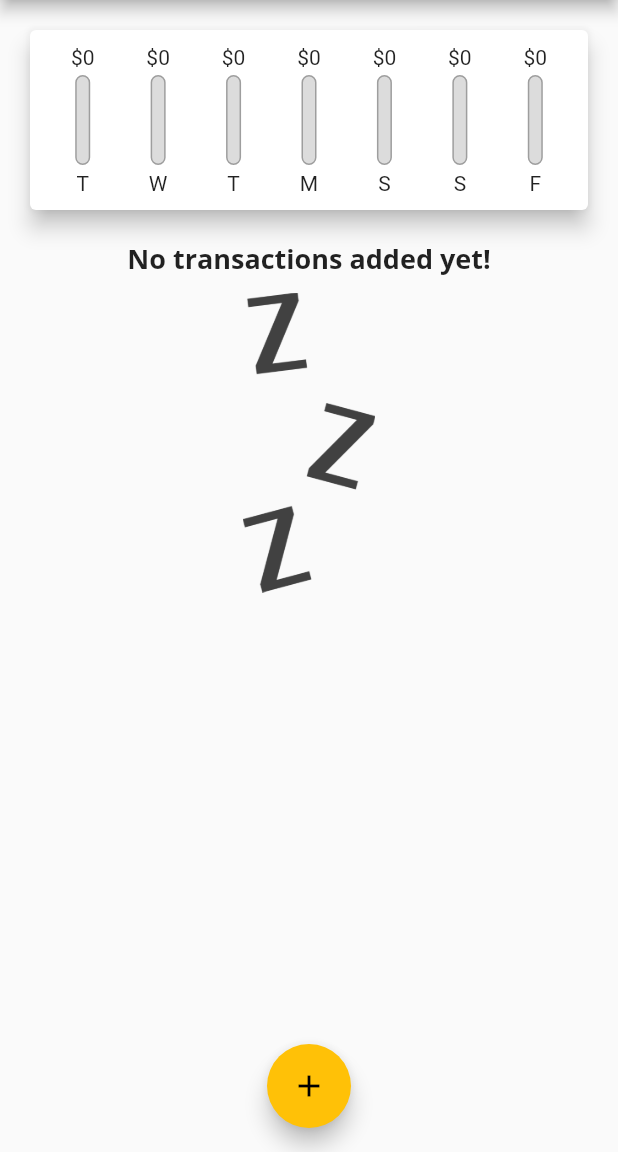
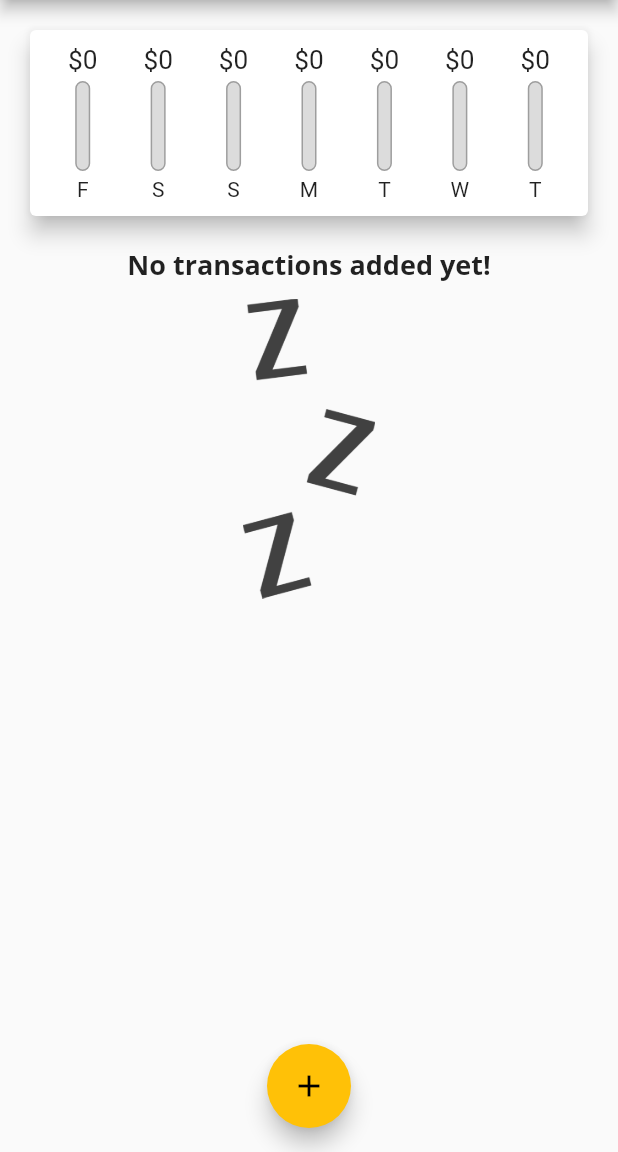
Before and after one commit to GaldinoAllan/expensesApp-Flutter, a Flutter app: the screen it shows after launch, on a phone screen of 412 x 824 dp, the part 84-1236 px from its top. Run offline on Flutter 3.47's test engine with Material 2 defaults, Android fonts, the phone set to English and light mode, and no system bars.

Commit message:
feature: chart reversed

```diff
--- a/lib/widgets/chart.dart
+++ b/lib/widgets/chart.dart
@@ -26,7 +26,7 @@ class Chart extends StatelessWidget {
         'day': DateFormat.E().format(weekDay).substring(0, 1),
         'amount': totalSum,
       };
-    });
+    }).reversed.toList();
   }
 
   double get totalSpending {
--- a/lib/widgets/chart_bar.dart
+++ b/lib/widgets/chart_bar.dart
@@ -11,8 +11,11 @@ class ChartBar extends StatelessWidget {
   Widget build(BuildContext context) {
     return Column(
       children: [
-        FittedBox(
-          child: Text('\$${spendingAmount.toStringAsFixed(0)}'),
+        SizedBox(
+          height: 20,
+          child: FittedBox(
+            child: Text('\$${spendingAmount.toStringAsFixed(0)}'),
+          ),
         ),
         const SizedBox(height: 4),
         SizedBox(
```
Also changed, not shown: lib/widgets/transaction_list.dart (+11 -27 lines).
